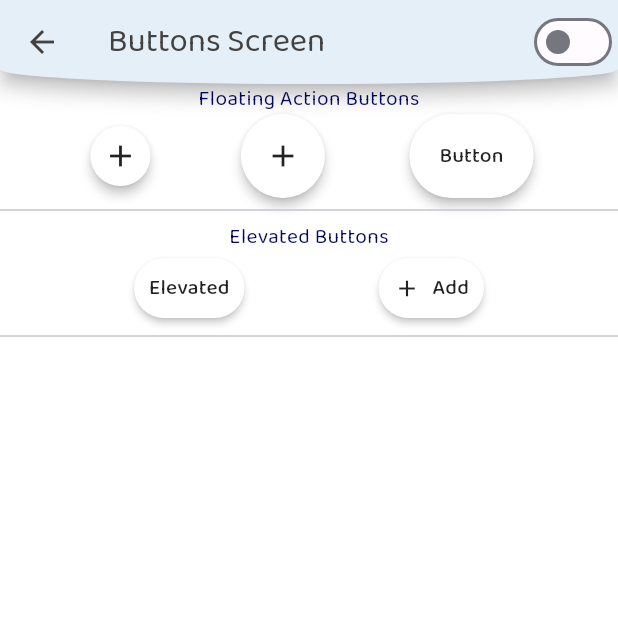
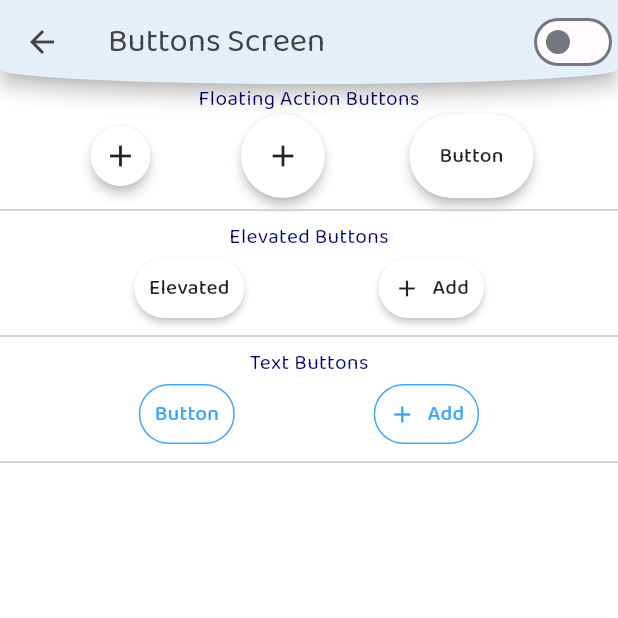
Before and after one commit to blackshadowsoftwareltd/Theme-Material-3, a Flutter app: the ButtonScreen screen opened directly, on a phone screen of 412 x 824 dp, the top half of it. Run offline on Flutter 3.47's test engine with Material 2 defaults, Android fonts, the phone set to English and light mode, and no system bars; our stand-ins replace flutter_riverpod, google_fonts.

Commit message:
text button theme

```diff
--- a/lib/helpers/themes/dark.dart
+++ b/lib/helpers/themes/dark.dart
@@ -5,6 +5,7 @@ import 'color_schemes.dart' show darkColorScheme;
 import 'styles/appbar.dart' show darkAppBarTheme;
 import 'styles/elevated.dart' show darkElevatedButtonTheme;
 import 'styles/floating.dart' show darkFloatingButtonTheme;
+import 'styles/text_button.dart' show darkTextButtonTheme;
 
 ThemeData darkTheme = ThemeData(
   useMaterial3: true,
@@ -15,4 +16,5 @@ ThemeData darkTheme = ThemeData(
   colorScheme: darkColorScheme,
   elevatedButtonTheme: darkElevatedButtonTheme,
   floatingActionButtonTheme: darkFloatingButtonTheme,
+  textButtonTheme: darkTextButtonTheme,
 );
--- a/lib/helpers/themes/light.dart
+++ b/lib/helpers/themes/light.dart
@@ -5,6 +5,7 @@ import 'color_schemes.dart' show lightColorScheme;
 import 'styles/appbar.dart' show lightAppBarTheme;
 import 'styles/elevated.dart' show lightElevatedButtonTheme;
 import 'styles/floating.dart' show lightFloatingButtonTheme;
+import 'styles/text_button.dart' show lightTextButtonTheme;
 
 ThemeData lightTheme = ThemeData(
   useMaterial3: true,
@@ -15,4 +16,5 @@ ThemeData lightTheme = ThemeData(
   colorScheme: lightColorScheme,
   elevatedButtonTheme: lightElevatedButtonTheme,
   floatingActionButtonTheme: lightFloatingButtonTheme,
+  textButtonTheme: lightTextButtonTheme,
 );
--- a/lib/modules/buttons/buttons.dart
+++ b/lib/modules/buttons/buttons.dart
@@ -2,6 +2,7 @@ import 'package:flutter/material.dart';
 import '../components/appbars/appbar.dart' show CustomAppBar;
 import 'components/elevated.dart' show ElevatedButtons;
 import 'components/floating.dart' show FloatingActionButtons;
+import 'components/text_button.dart' show TextButtons;
 
 class ButtonScreen extends StatelessWidget {
   const ButtonScreen({super.key});
@@ -12,7 +13,11 @@ class ButtonScreen extends StatelessWidget {
       appBar: CustomAppBar('Buttons Screen'),
       body: SingleChildScrollView(
           child: Column(
-        children: const [FloatingActionButtons(), ElevatedButtons()],
+        children: const [
+          FloatingActionButtons(),
+          ElevatedButtons(),
+          TextButtons(),
+        ],
       )),
     );
   }
--- /dev/null
+++ b/lib/modules/buttons/components/text_button.dart
@@ -0,0 +1,26 @@
+import 'package:flutter/material.dart';
+
+class TextButtons extends StatelessWidget {
+  const TextButtons({super.key});
+
+  @override
+  Widget build(BuildContext context) {
+    return Column(
+      children: [
+        const Text('Text Buttons'),
+        Row(
+          mainAxisAlignment: MainAxisAlignment.spaceEvenly,
+          children: [
+            TextButton(onPressed: () {}, child: const Text('Button')),
+            TextButton.icon(
+              onPressed: () {},
+              label: const Text('Add'),
+              icon: const Icon(Icons.add),
+            ),
+          ],
+        ),
+        const Divider()
+      ],
+    );
+  }
+}
```
Also changed, not shown: lib/helpers/themes/styles/text_button.dart (added, +31 -0 lines).
